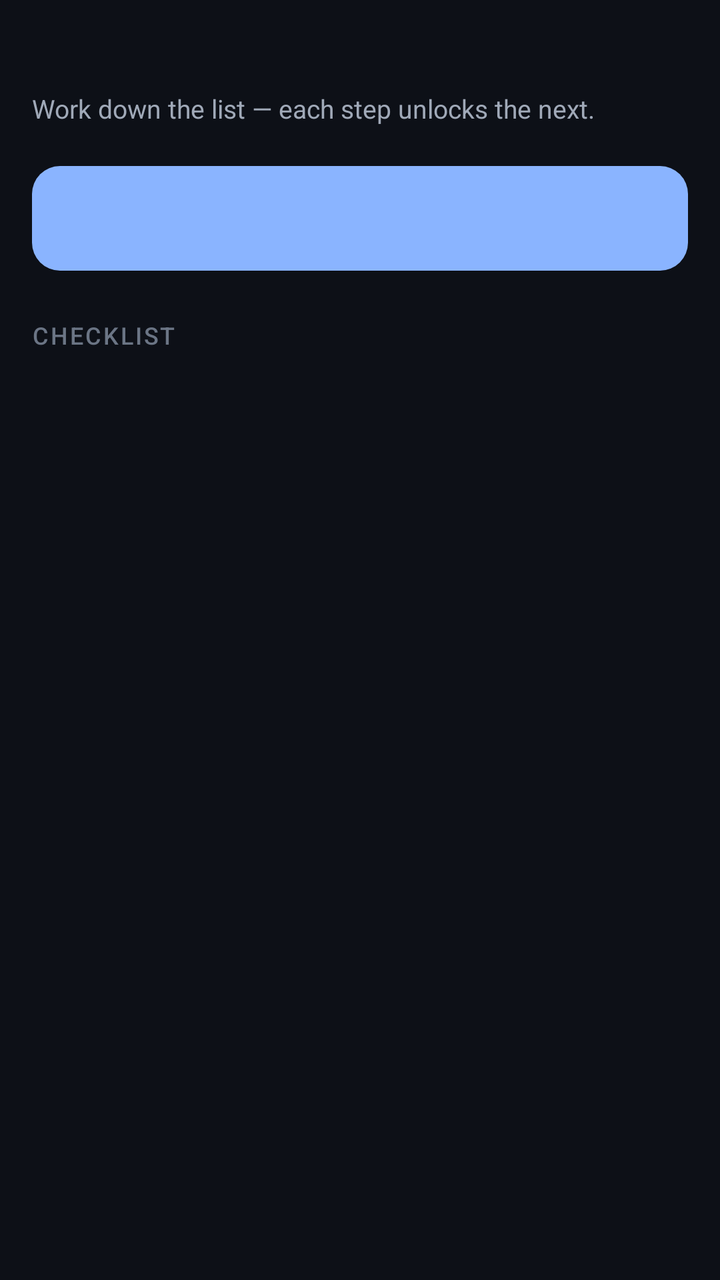
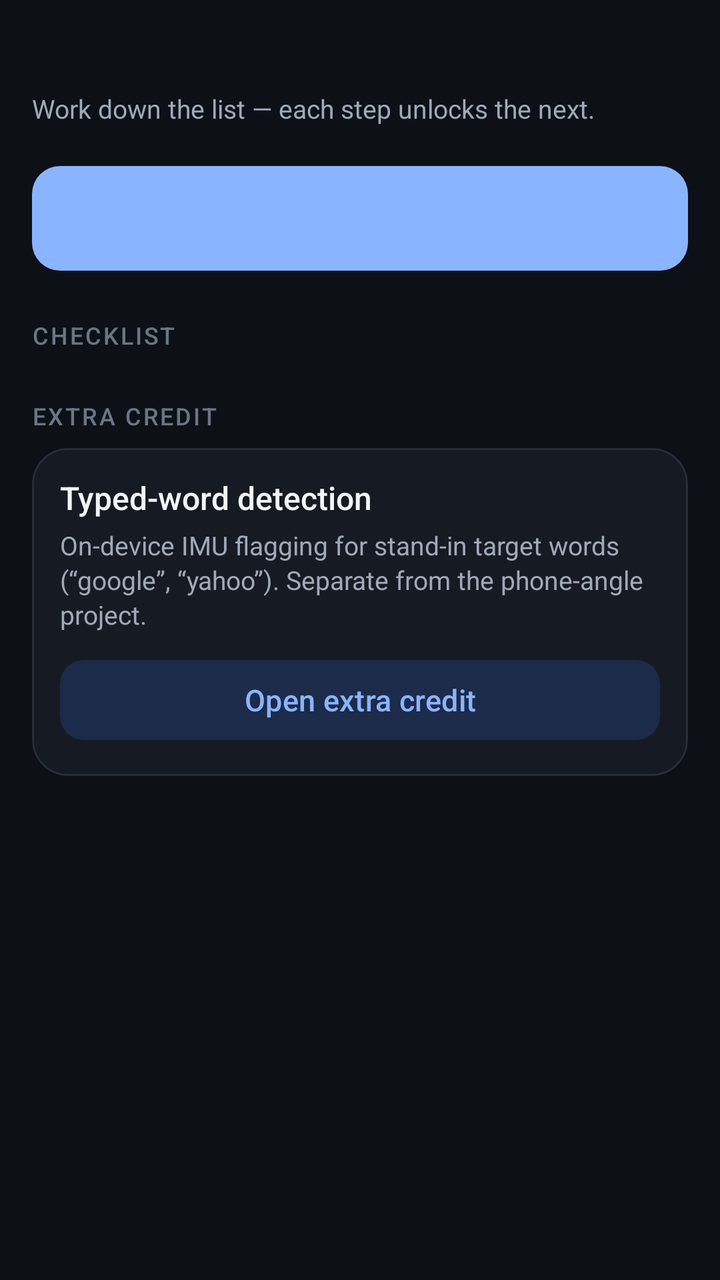

An Android layout rendered at two revisions. The XML below is the earlier revision; the diff shows what the commit changed to produce the second picture.
<!-- AndroidManifest.xml: application theme Theme.PhoneAngle -->
<!-- res/layout/fragment_home.xml -->
<?xml version="1.0" encoding="utf-8"?>
<ScrollView xmlns:android="http://schemas.android.com/apk/res/android"
    xmlns:app="http://schemas.android.com/apk/res-auto"
    android:layout_width="match_parent"
    android:layout_height="match_parent"
    android:clipToPadding="false"
    android:fillViewport="true">

    <LinearLayout
        android:layout_width="match_parent"
        android:layout_height="wrap_content"
        android:orientation="vertical"
        android:paddingHorizontal="16dp"
        android:paddingTop="12dp"
        android:paddingBottom="24dp">

        <TextView
            android:id="@+id/homeGreeting"
            style="@style/Text.App.Title"
            android:layout_width="match_parent"
            android:layout_height="wrap_content"
            android:textSize="22sp" />

        <TextView
            android:id="@+id/homeSubtitle"
            style="@style/Text.App.Body"
            android:layout_width="match_parent"
            android:layout_height="wrap_content"
            android:layout_marginTop="4dp"
            android:text="@string/home_subtitle" />

        <com.google.android.material.button.MaterialButton
            android:id="@+id/nextStepButton"
            android:layout_width="match_parent"
            android:layout_height="wrap_content"
            android:layout_marginTop="16dp"
            android:paddingVertical="16dp" />

        <TextView
            style="@style/Text.App.Section"
            android:layout_width="match_parent"
            android:layout_height="wrap_content"
            android:layout_marginTop="20dp"
            android:text="@string/home_checklist_section" />

        <LinearLayout
            android:id="@+id/checklistContainer"
            android:layout_width="match_parent"
            android:layout_height="wrap_content"
            android:layout_marginTop="0dp"
            android:orientation="vertical" />
    </LinearLayout>
</ScrollView>
<!-- resources referenced by this layout -->
<resources>
  <string name="home_checklist_section">Checklist</string>
  <string name="home_subtitle">Work down the list — each step unlocks the next.</string>
  <style name="Text.App.Body" parent="">
          <item name="android:textColor">@color/muted</item>
          <item name="android:textSize">13sp</item>
          <item name="android:lineSpacingExtra">2dp</item>
      </style>
  <style name="Text.App.Section" parent="">
          <item name="android:fontFamily">sans-serif-medium</item>
          <item name="android:textColor">@color/faint</item>
          <item name="android:textSize">12sp</item>
          <item name="android:textAllCaps">true</item>
          <item name="android:letterSpacing">0.08</item>
      </style>
  <style name="Text.App.Title" parent="">
          <item name="android:fontFamily">sans-serif-medium</item>
          <item name="android:textColor">@color/ink</item>
          <item name="android:textSize">16sp</item>
      </style>
  <style name="Theme.PhoneAngle" parent="Theme.Material3.Dark.NoActionBar">
          <item name="colorPrimary">@color/accent</item>
          <item name="colorOnPrimary">@color/btn_primary_text</item>
          <item name="colorPrimaryContainer">@color/accent_soft</item>
          <item name="colorOnPrimaryContainer">@color/accent</item>
          <item name="colorSecondaryContainer">@color/accent_soft</item>
          <item name="colorOnSecondaryContainer">@color/accent</item>
          <item name="colorSurface">@color/surface</item>
          <item name="colorOnSurface">@color/ink</item>
          <item name="colorSurfaceVariant">@color/surface_high</item>
          <item name="colorOnSurfaceVariant">@color/muted</item>
          <item name="colorOutline">@color/line</item>
          <item name="colorOutlineVariant">@color/line</item>
          <item name="android:colorBackground">@color/bg</item>
          <item name="android:statusBarColor">@color/bg</item>
          <item name="android:navigationBarColor">@color/surface</item>
          <item name="android:windowBackground">@color/bg</item>
          <item name="android:windowLightStatusBar">false</item>
          <item name="android:textColorPrimary">@color/ink</item>
          <item name="android:textColorSecondary">@color/muted</item>
          <item name="materialButtonStyle">@style/Widget.App.Button</item>
      </style>
  <color name="muted">#A0A9B8</color>
  <color name="faint">#6B7585</color>
  <color name="ink">#F3F5F9</color>
  <color name="accent">#8AB4FF</color>
  <color name="btn_primary_text">#0B1426</color>
  <color name="accent_soft">#1D2B4A</color>
  <color name="surface">#161A23</color>
  <color name="surface_high">#1E2430</color>
  <color name="line">#262D3A</color>
  <color name="bg">#0D1017</color>
  <style name="Widget.App.Button" parent="Widget.Material3.Button">
          <item name="backgroundTint">@color/accent</item>
          <item name="android:textColor">@color/btn_primary_text</item>
          <item name="cornerRadius">14dp</item>
          <item name="android:textAllCaps">false</item>
          <item name="android:textSize">15sp</item>
          <item name="android:fontFamily">sans-serif-medium</item>
          <item name="android:paddingTop">13dp</item>
          <item name="android:paddingBottom">13dp</item>
      </style>
</resources>

<!-- the commit's change to res/layout/fragment_home.xml (unified diff, before → after) -->
@@ -49,5 +49,48 @@
             android:layout_height="wrap_content"
             android:layout_marginTop="0dp"
             android:orientation="vertical" />
+
+        <TextView
+            style="@style/Text.App.Section"
+            android:layout_width="match_parent"
+            android:layout_height="wrap_content"
+            android:layout_marginTop="24dp"
+            android:text="@string/extra_credit_section" />
+
+        <com.google.android.material.card.MaterialCardView
+            style="@style/Widget.App.Card"
+            android:layout_width="match_parent"
+            android:layout_height="wrap_content"
+            android:layout_marginTop="8dp">
+
+            <LinearLayout
+                android:layout_width="match_parent"
+                android:layout_height="wrap_content"
+                android:orientation="vertical"
+                android:padding="14dp">
+
+                <TextView
+                    style="@style/Text.App.Title"
+                    android:layout_width="match_parent"
+                    android:layout_height="wrap_content"
+                    android:text="@string/extra_credit_title" />
+
+                <TextView
+                    style="@style/Text.App.Body"
+                    android:layout_width="match_parent"
+                    android:layout_height="wrap_content"
+                    android:layout_marginTop="4dp"
+                    android:text="@string/extra_credit_blurb" />
+
+                <com.google.android.material.button.MaterialButton
+                    android:id="@+id/extraCreditButton"
+                    style="@style/Widget.Material3.Button.TonalButton"
+                    android:layout_width="match_parent"
+                    android:layout_height="wrap_content"
+                    android:layout_marginTop="10dp"
+                    android:text="@string/extra_credit_open"
+                    app:cornerRadius="12dp" />
+            </LinearLayout>
+        </com.google.android.material.card.MaterialCardView>
     </LinearLayout>
 </ScrollView>
<!-- resource entries referenced after the edit -->
@@ -1,5 +1,9 @@
 <!-- resources referenced by this layout -->
 <resources>
+  <string name="extra_credit_blurb">On-device IMU flagging for stand-in target words (“google”, “yahoo”). Separate from the phone-angle project.</string>
+  <string name="extra_credit_open">Open extra credit</string>
+  <string name="extra_credit_section">Extra credit</string>
+  <string name="extra_credit_title">Typed-word detection</string>
   <string name="home_checklist_section">Checklist</string>
   <string name="home_subtitle">Work down the list — each step unlocks the next.</string>
   <style name="Text.App.Body" parent="">
@@ -18,6 +22,13 @@
           <item name="android:fontFamily">sans-serif-medium</item>
           <item name="android:textColor">@color/ink</item>
           <item name="android:textSize">16sp</item>
+      </style>
+  <style name="Widget.App.Card" parent="Widget.Material3.CardView.Outlined">
+          <item name="cardBackgroundColor">@color/surface</item>
+          <item name="cardCornerRadius">18dp</item>
+          <item name="cardElevation">0dp</item>
+          <item name="strokeColor">@color/line</item>
+          <item name="strokeWidth">1dp</item>
       </style>
   <style name="Theme.PhoneAngle" parent="Theme.Material3.Dark.NoActionBar">
           <item name="colorPrimary">@color/accent</item>
